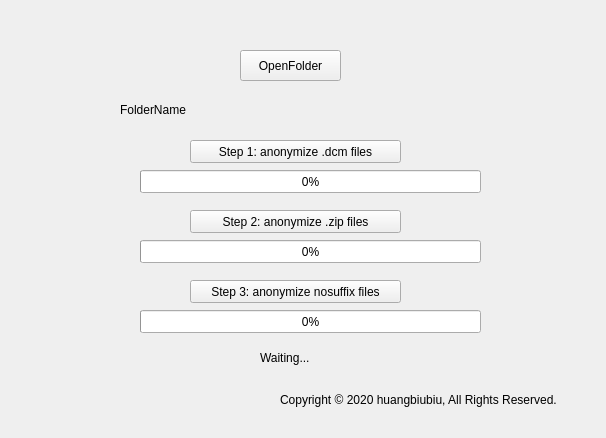
Before: the Qt Designer form Anonymizer/Anonymizer.ui in bill4278/Anonymizer, drawn with Qt 5.
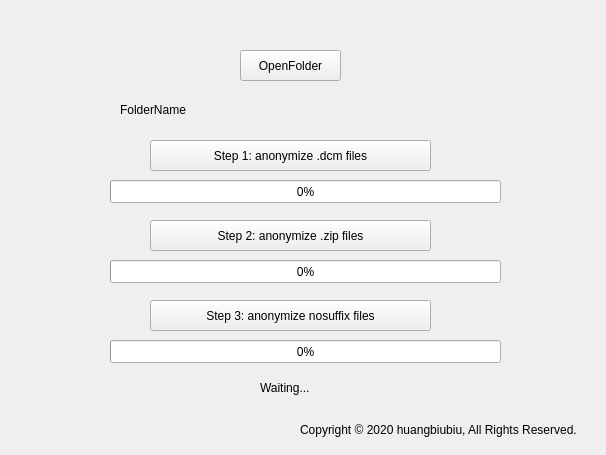
After: the same form once the commit is applied.

Commit message: 修复ui在1080分辨率下显示问题

Patch:
```diff
--- a/Anonymizer/Anonymizer.ui
+++ b/Anonymizer/Anonymizer.ui
@@ -11,7 +11,7 @@
     <x>0</x>
     <y>0</y>
     <width>606</width>
-    <height>438</height>
+    <height>455</height>
    </rect>
   </property>
   <property name="acceptDrops">
@@ -40,9 +40,9 @@
    <widget class="QProgressBar" name="progressBar">
     <property name="geometry">
      <rect>
-      <x>140</x>
-      <y>170</y>
-      <width>341</width>
+      <x>110</x>
+      <y>180</y>
+      <width>391</width>
       <height>23</height>
      </rect>
     </property>
@@ -53,9 +53,9 @@
    <widget class="QProgressBar" name="progressBar_2">
     <property name="geometry">
      <rect>
-      <x>140</x>
-      <y>240</y>
-      <width>341</width>
+      <x>110</x>
+      <y>260</y>
+      <width>391</width>
       <height>23</height>
      </rect>
     </property>
@@ -67,7 +67,7 @@
     <property name="geometry">
      <rect>
       <x>260</x>
-      <y>350</y>
+      <y>380</y>
       <width>141</width>
       <height>16</height>
      </rect>
@@ -95,9 +95,9 @@
    <widget class="QProgressBar" name="progressBar_3">
     <property name="geometry">
      <rect>
-      <x>140</x>
-      <y>310</y>
-      <width>341</width>
+      <x>110</x>
+      <y>340</y>
+      <width>391</width>
       <height>23</height>
      </rect>
     </property>
@@ -108,8 +108,8 @@
    <widget class="QLabel" name="label_6">
     <property name="geometry">
      <rect>
-      <x>280</x>
-      <y>390</y>
+      <x>300</x>
+      <y>420</y>
       <width>321</width>
       <height>20</height>
      </rect>
@@ -121,10 +121,10 @@
    <widget class="QPushButton" name="pushButton_2">
     <property name="geometry">
      <rect>
-      <x>190</x>
+      <x>150</x>
       <y>140</y>
-      <width>211</width>
-      <height>23</height>
+      <width>281</width>
+      <height>31</height>
      </rect>
     </property>
     <property name="text">
@@ -134,10 +134,10 @@
    <widget class="QPushButton" name="pushButton_3">
     <property name="geometry">
      <rect>
-      <x>190</x>
-      <y>210</y>
-      <width>211</width>
-      <height>23</height>
+      <x>150</x>
+      <y>220</y>
+      <width>281</width>
+      <height>31</height>
      </rect>
     </property>
     <property name="text">
@@ -147,10 +147,10 @@
    <widget class="QPushButton" name="pushButton_4">
     <property name="geometry">
      <rect>
-      <x>190</x>
-      <y>280</y>
-      <width>211</width>
-      <height>23</height>
+      <x>150</x>
+      <y>300</y>
+      <width>281</width>
+      <height>31</height>
      </rect>
     </property>
     <property name="text">
```
